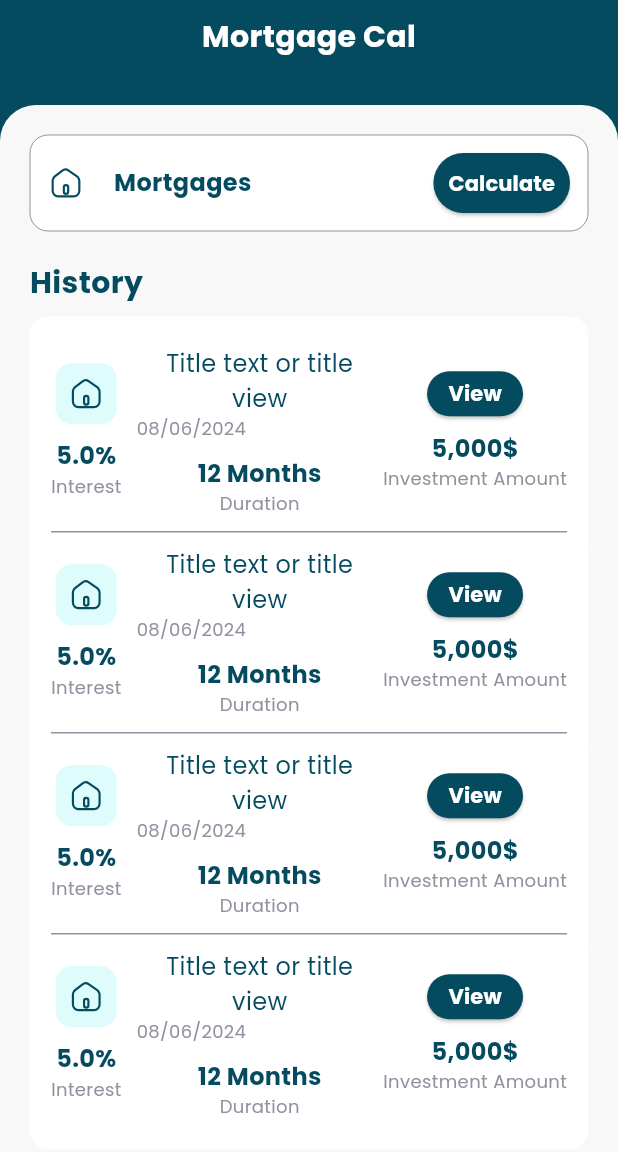
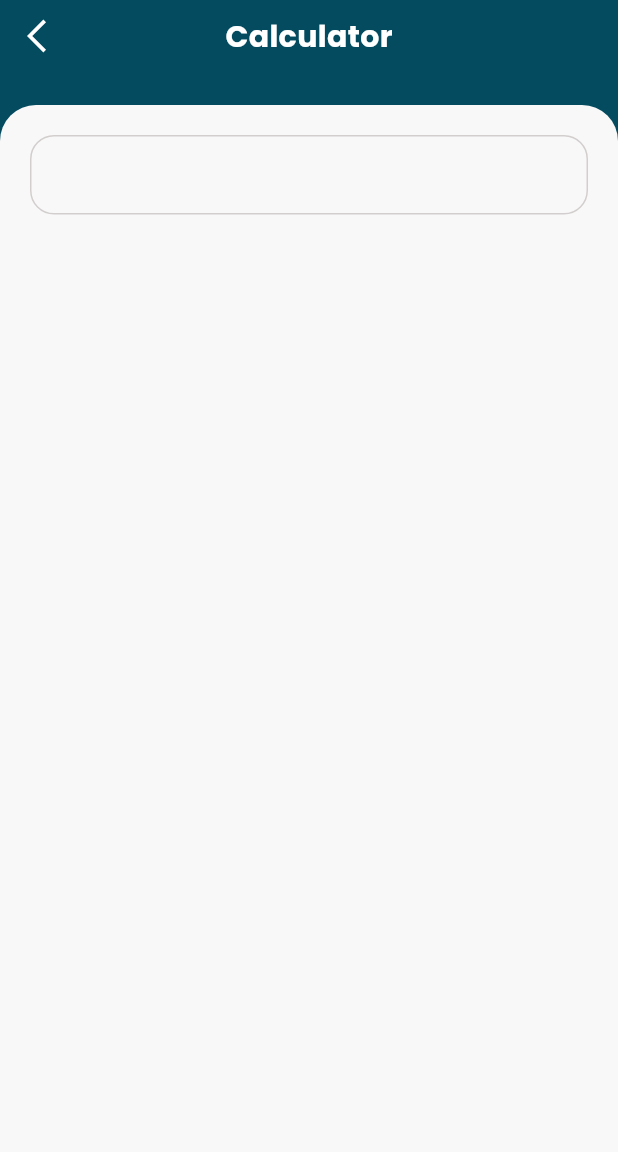
Before and after one commit to onyxtec-org/mortgage_calculator, a Flutter app: the screen it shows after launch, after a tap on "Calculate", on a phone screen of 412 x 824 dp. Shown: the top 1152 px of the screen. Run offline on Flutter 3.47's test engine with Material 3 defaults, Android fonts, the phone set to English and light mode, and no system bars; our stand-ins replace flutter_svg.

Commit message:
add calculator screen and also add input text field

```diff
--- /dev/null
+++ b/lib/calculator_form_screen.dart
@@ -0,0 +1,72 @@
+import 'package:flutter/material.dart';
+import 'package:mortgage_calculator/common/constants/icons_constant.dart';
+import 'package:mortgage_calculator/common/constants/my_style.dart';
+import 'package:mortgage_calculator/common/widgets/navigation_bar.dart';
+import 'package:mortgage_calculator/common/widgets/text_input_field_widget.dart';
+
+class CalculatorFormScreen extends StatefulWidget {
+  const CalculatorFormScreen({super.key});
+
+  @override
+  State<CalculatorFormScreen> createState() => _CalculatorFormScreenState();
+}
+
+class _CalculatorFormScreenState extends State<CalculatorFormScreen> {
+  String? _nameError;
+
+  final TextEditingController _addressTextFieldController = TextEditingController();
+
+  @override
+  Widget build(BuildContext context) {
+    return SafeArea(
+      child: Scaffold(
+        body: Container(
+          color: MyStyle.primaryColor,
+          width: double.infinity,
+          child: Column(
+            children: [
+              NavBar(
+                backIcon: IconsConstant.icBackArrow,
+                iconsColor: MyStyle.whiteColor,
+                titleText: 'Calculator',
+                titleColor: MyStyle.whiteColor,
+              ),
+              const SizedBox(height: MyStyle.twenty),
+              Expanded(
+                child: Container(
+                  width: double.infinity,
+                  padding: const EdgeInsets.all(MyStyle.twenty),
+                  decoration: const BoxDecoration(
+                    borderRadius: BorderRadius.only(
+                      topLeft: Radius.circular(MyStyle.twentyFour),
+                      topRight: Radius.circular(MyStyle.twentyFour),
+                    ),
+                    color: MyStyle.backgroundColor,
+                  ),
+                  child: SingleChildScrollView(
+                    child: Column(
+                      children: [
+                        TextInputFieldWidget(
+                          controller: _addressTextFieldController,
+                          inputType: TextInputType.number,
+                          inputAction: TextInputAction.done,
+                          errorText: _nameError,
+                          suffixText: '\$',
+                          onChanged: (value) {
+                            setState(() {
+                              _nameError = value.isEmpty ? 'Add Amount' : null;
+                            });
+                          },
+                        )
+                      ],
+                    ),
+                  ),
+                ),
+              ),
+            ],
+          ),
+        ),
+      ),
+    );
+  }
+}
--- a/lib/common/widgets/navigation_bar.dart
+++ b/lib/common/widgets/navigation_bar.dart
@@ -3,8 +3,16 @@ import 'package:flutter_svg/svg.dart';
 import '../constants/my_style.dart';
 
 class NavBar extends StatelessWidget {
-  NavBar({Key? key, this.backIcon, this.onBackTap, this.titleText, this.icons, this.onIconTap, this.titleColor = MyStyle.primaryColor})
-      : super(key: key);
+  NavBar({
+    Key? key,
+    this.backIcon,
+    this.onBackTap,
+    this.titleText,
+    this.icons,
+    this.onIconTap,
+    this.titleColor = MyStyle.primaryColor,
+    this.iconsColor = MyStyle.primaryColor,
+  }) : super(key: key);
 
   final String? backIcon;
   final String? titleText;
@@ -12,6 +20,7 @@ class NavBar extends StatelessWidget {
   final Function(int)? onIconTap;
   final VoidCallback? onBackTap;
   final Color titleColor;
+  final Color iconsColor;
 
   @override
   Widget build(BuildContext context) {
@@ -27,7 +36,7 @@ class NavBar extends StatelessWidget {
                   backIcon!,
                   height: 24,
                   width: 24,
-                  color: MyStyle.primaryColor,
+                  color: iconsColor,
                 ),
                 onPressed: () {
                   Navigator.pop(context);
--- /dev/null
+++ b/lib/common/widgets/text_input_field_widget.dart
@@ -0,0 +1,83 @@
+import 'package:flutter/material.dart';
+import 'package:flutter_svg/flutter_svg.dart';
+
+import '../constants/constants.dart';
+import '../constants/my_style.dart';
+
+class TextInputFieldWidget extends StatelessWidget {
+  const TextInputFieldWidget(
+      {Key? key,
+      this.hint,
+      required this.controller,
+      required this.inputType,
+      required this.inputAction,
+      required this.onChanged,
+      this.prefixIcon,
+      this.suffixText,
+      this.initialText,
+      this.errorText})
+      : super(key: key);
+
+  final String? hint;
+  final TextEditingController controller;
+  final TextInputType inputType;
+  final TextInputAction inputAction;
+  final void Function(String) onChanged;
+  final String? prefixIcon;
+  final String? suffixText;
+  final String? initialText;
+  final String? errorText;
+
+  @override
+  Widget build(BuildContext context) {
+    return Container(
+      margin: const EdgeInsets.only(bottom: 20.0),
+      child: TextField(
+        controller: controller,
+        textAlignVertical: TextAlignVertical.center,
+        textCapitalization: TextCapitalization.words,
+        textInputAction: inputAction,
+        keyboardType: inputType,
+        onChanged: onChanged,
+        style: TextStyle(
+          color: MyStyle.primaryColor,
+          fontSize: MediaQuery.of(context).size.width < 600 ? MyStyle.fourteen : MyStyle.eighteen,
+          fontFamily: Constants.fontFamily,
+        ),
+        decoration: InputDecoration(
+          hintText: hint ?? '',
+          errorText: errorText,
+          prefixIcon: prefixIcon != null
+              ? Padding(
+                  padding: const EdgeInsets.symmetric(horizontal: 12.0),
+                  child: SvgPicture.asset(
+                    prefixIcon!,
+                    color: MyStyle.greyColor,
+                  ),
+                )
+              : null,
+          suffixText: suffixText ?? '',
+          fillColor: Colors.white,
+          enabledBorder: OutlineInputBorder(
+            borderRadius: BorderRadius.circular(16.0),
+            borderSide: const BorderSide(color: MyStyle.lightGrey),
+          ),
+          focusedBorder: OutlineInputBorder(
+            borderRadius: BorderRadius.circular(16.0),
+            borderSide: const BorderSide(color: MyStyle.primaryColor),
+          ),
+          errorBorder: OutlineInputBorder(
+            // Border style for errors
+            borderRadius: BorderRadius.circular(16.0),
+            borderSide: BorderSide(color: Colors.red), // Customize error border color
+          ),
+          focusedErrorBorder: OutlineInputBorder(
+            // Border style for focused errors
+            borderRadius: BorderRadius.circular(16.0),
+            borderSide: BorderSide(color: Colors.red), // Customize focused error border color
+          ),
+        ),
+      ),
+    );
+  }
+}
--- a/lib/home_screen.dart
+++ b/lib/home_screen.dart
@@ -1,4 +1,5 @@
 import 'package:flutter/material.dart';
+import 'package:mortgage_calculator/calculator_form_screen.dart';
 import 'package:mortgage_calculator/common/constants/constants.dart';
 import 'package:mortgage_calculator/common/constants/icons_constant.dart';
 import 'package:mortgage_calculator/common/constants/my_style.dart';
@@ -67,7 +68,9 @@ class _HomeScreenState extends State<HomeScreen> {
                                 ),
                                 Button(
                                   buttonHeight: 40,
-                                  onPressed: () {},
+                                  onPressed: () {
+                                    Navigator.push(context, MaterialPageRoute(builder: (context) => CalculatorFormScreen()));
+                                  },
                                   text: "Calculate",
                                   fontSize: MyStyle.fourteen,
                                 ),
```
